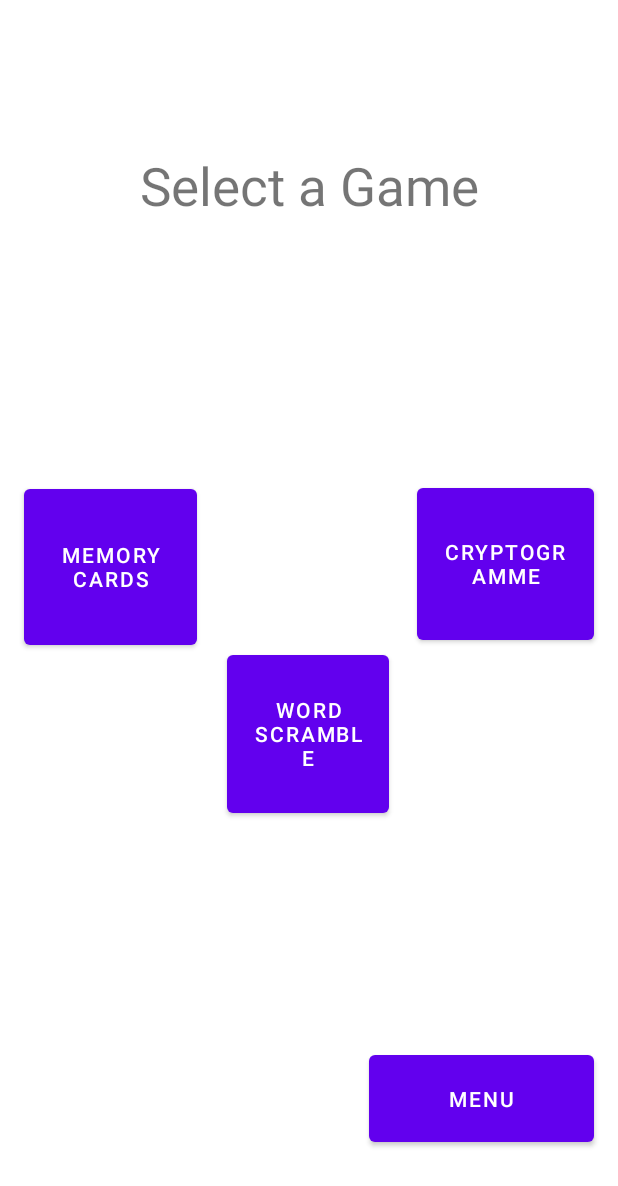
After one commit to MohamedBenAhmed55/MentalGym, an Android app: the GameSelect screen opened directly, with no data from a screen before it, on a phone screen of 412 x 824 dp. The commit adds this screen. Shown: the top 1186 px of the screen. Run offline under Robolectric (Android 15) with nearby library versions, the phone set to English and light mode, and no system bars.

Commit message:
Menu prepared but not finished

```diff
--- a/app/src/main/AndroidManifest.xml
+++ b/app/src/main/AndroidManifest.xml
@@ -9,6 +9,8 @@
         android:roundIcon="@mipmap/ic_launcher_round"
         android:supportsRtl="true"
         android:theme="@style/Theme.MentalGym">
+        <activity android:name=".WordScramble"></activity>
+        <activity android:name=".GameSelect" />
         <activity android:name=".MainActivity">
             <intent-filter>
                 <action android:name="android.intent.action.MAIN" />
--- /dev/null
+++ b/app/src/main/java/com/example/mentalgym/GameSelect.java
@@ -0,0 +1,63 @@
+package com.example.mentalgym;
+
+import androidx.appcompat.app.AppCompatActivity;
+
+import android.content.Intent;
+import android.os.Bundle;
+import android.view.View;
+import android.widget.Button;
+import android.widget.ImageView;
+import android.widget.TextView;
+
+public class GameSelect extends AppCompatActivity implements View.OnClickListener {
+
+    private Button MemoryCards;
+    private Button WordScramble;
+    private Button Cryptogramme;
+    private Button Menu;
+
+    @Override
+    protected void onCreate(Bundle savedInstanceState) {
+        super.onCreate(savedInstanceState);
+        setContentView(R.layout.activity_game_select);
+
+        MemoryCards = findViewById(R.id.btn1);
+        WordScramble = findViewById(R.id.btn2);
+        Cryptogramme = findViewById(R.id.btn3);
+        Menu = findViewById(R.id.Menu);
+
+        MemoryCards.setOnClickListener(this);
+        WordScramble.setOnClickListener(this);
+        Cryptogramme.setOnClickListener(this);
+        Menu.setOnClickListener(this);
+
+
+    }
+
+
+    @Override
+    public void onClick(View v) {
+        switch(v.getId()){
+            case R.id.btn1:
+              //  Intent i1 = new Intent(this,MemoryCards.class);
+               // startActivity(i1);
+                break;
+            case R.id.btn2:
+                Intent i2 = new Intent(this,WordScramble.class);
+                startActivity(i2);
+                break;
+            case R.id.btn3:
+               // Intent i3 = new Intent(this,Cryptogramme.class);
+               // startActivity(i3);
+                break;
+            case R.id.Menu:
+                Intent i4 = new Intent(this,MainActivity.class);
+                startActivity(i4);
+                break;
+            default:
+                break;
+
+
+        }
+    }
+}
--- /dev/null
+++ b/app/src/main/res/layout/activity_game_select.xml
@@ -0,0 +1,76 @@
+<?xml version="1.0" encoding="utf-8"?>
+<androidx.constraintlayout.widget.ConstraintLayout xmlns:android="http://schemas.android.com/apk/res/android"
+    xmlns:app="http://schemas.android.com/apk/res-auto"
+    xmlns:tools="http://schemas.android.com/tools"
+    android:layout_width="match_parent"
+    android:layout_height="match_parent"
+    tools:context=".GameSelect">
+
+    <Button
+        android:id="@+id/btn1"
+        android:layout_width="115dp"
+        android:layout_height="116dp"
+        android:layout_marginStart="16dp"
+        android:layout_marginTop="209dp"
+        android:layout_marginEnd="20dp"
+        android:layout_marginBottom="278dp"
+        android:text="Memory Cards"
+        app:layout_constraintBottom_toBottomOf="parent"
+        app:layout_constraintEnd_toStartOf="@+id/btn2"
+        app:layout_constraintStart_toStartOf="parent"
+        app:layout_constraintTop_toTopOf="parent"
+        tools:srcCompat="@tools:sample/avatars" />
+
+    <Button
+        android:id="@+id/btn2"
+        android:layout_width="108dp"
+        android:layout_height="117dp"
+        android:layout_marginBottom="276dp"
+        android:text="Word Scramble"
+        app:layout_constraintBottom_toBottomOf="parent"
+        app:layout_constraintEnd_toEndOf="parent"
+        app:layout_constraintHorizontal_bias="0.498"
+        app:layout_constraintStart_toStartOf="parent"
+        tools:srcCompat="@tools:sample/avatars" />
+
+    <Button
+        android:id="@+id/btn3"
+        android:layout_width="118dp"
+        android:layout_height="113dp"
+        android:layout_marginStart="126dp"
+        android:layout_marginTop="209dp"
+        android:layout_marginEnd="16dp"
+        android:layout_marginBottom="281dp"
+        android:text="Cryptogramme"
+        app:layout_constraintBottom_toBottomOf="parent"
+        app:layout_constraintEnd_toEndOf="parent"
+        app:layout_constraintStart_toStartOf="@+id/btn2"
+        app:layout_constraintTop_toTopOf="parent"
+        tools:srcCompat="@tools:sample/avatars" />
+
+    <TextView
+        android:id="@+id/textView2"
+        android:layout_width="wrap_content"
+        android:layout_height="wrap_content"
+        android:layout_marginTop="100dp"
+        android:text="Select a Game"
+        android:textSize="35dp"
+        app:layout_constraintBottom_toTopOf="@+id/button"
+        app:layout_constraintEnd_toEndOf="parent"
+        app:layout_constraintStart_toStartOf="parent"
+        app:layout_constraintTop_toTopOf="parent" />
+
+    <Button
+        android:id="@+id/Menu"
+        android:layout_width="wrap_content"
+        android:layout_height="wrap_content"
+        android:width="150dp"
+        android:height="70dp"
+        android:text="Menu"
+        app:layout_constraintBottom_toBottomOf="parent"
+        app:layout_constraintEnd_toEndOf="parent"
+        app:layout_constraintHorizontal_bias="0.938"
+        app:layout_constraintStart_toStartOf="parent"
+        app:layout_constraintTop_toBottomOf="@+id/btn3"
+        app:layout_constraintVertical_bias="0.824" />
+</androidx.constraintlayout.widget.ConstraintLayout>
--- a/app/src/main/res/values/themes.xml
+++ b/app/src/main/res/values/themes.xml
@@ -1,6 +1,6 @@
 <resources xmlns:tools="http://schemas.android.com/tools">
     <!-- Base application theme. -->
-    <style name="Theme.MentalGym" parent="Theme.MaterialComponents.DayNight.DarkActionBar">
+    <style name="Theme.MentalGym" parent="Theme.MaterialComponents.DayNight.NoActionBar">
         <!-- Primary brand color. -->
         <item name="colorPrimary">@color/purple_500</item>
         <item name="colorPrimaryVariant">@color/purple_700</item>
```
Also changed, not shown: app/src/main/java/com/example/mentalgym/MainActivity.java (+17 -0 lines), app/src/main/java/com/example/mentalgym/WordScramble.java (added, +14 -0 lines), app/src/main/res/layout/activity_main.xml (+42 -4 lines), app/src/main/res/layout/activity_word_scramble.xml (added, +17 -0 lines).
